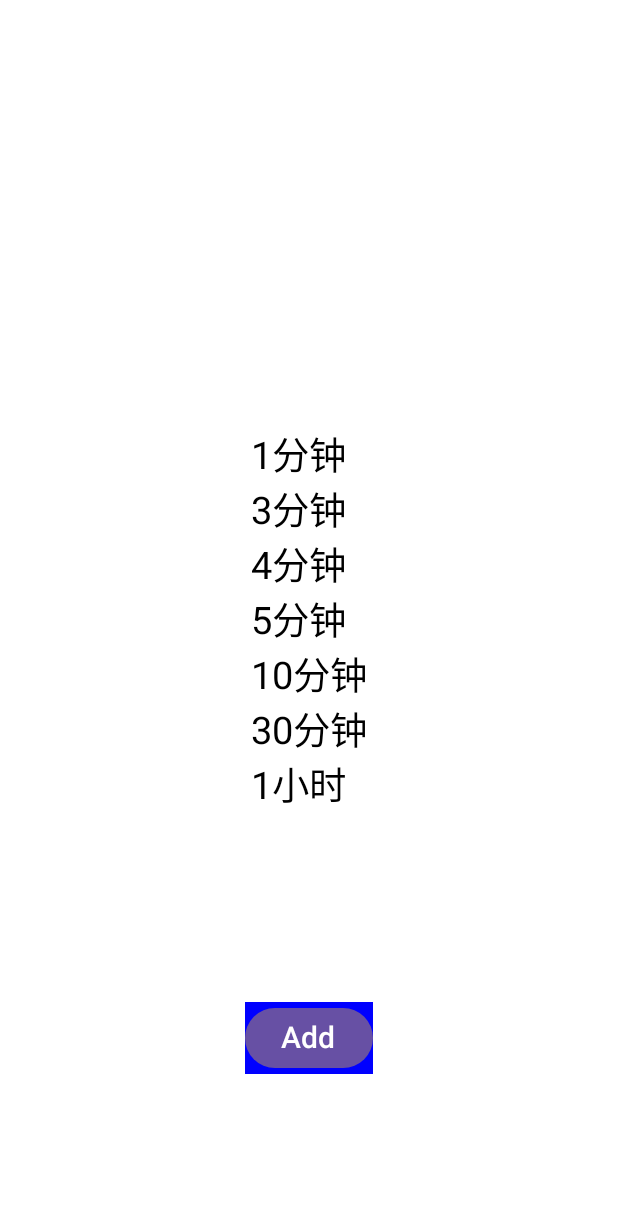
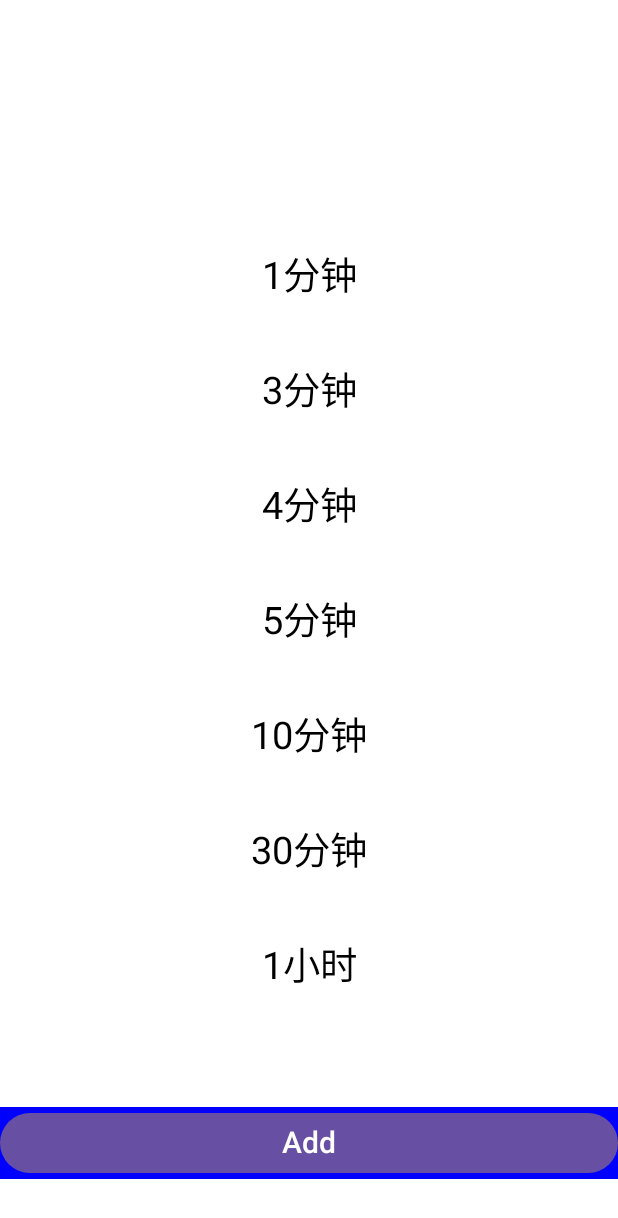
Before and after one commit to peter12757/EasyTimer, an Android app built with Jetpack Compose: the @Preview function TimeAddPagePreview, on a phone screen of 412 x 824 dp. Shown: the top 1218 px of the screen. Run offline under Robolectric (Android 15) with nearby library versions, the phone set to English and light mode, and no system bars; our stand-ins replace constraintlayout-compose.

Commit message:
add time detail

```diff
--- a/android/app/src/main/java/com/eathemeat/easytimer/page/TimeAddPage.kt
+++ b/android/app/src/main/java/com/eathemeat/easytimer/page/TimeAddPage.kt
@@ -3,6 +3,8 @@ package com.eathemeat.easytimer.page
 import android.util.Log
 import androidx.compose.foundation.background
 import androidx.compose.foundation.layout.fillMaxSize
+import androidx.compose.foundation.layout.fillMaxWidth
+import androidx.compose.foundation.layout.padding
 import androidx.compose.foundation.lazy.LazyColumn
 import androidx.compose.foundation.lazy.items
 import androidx.compose.foundation.shape.RoundedCornerShape
@@ -12,6 +14,7 @@ import androidx.compose.runtime.Composable
 import androidx.compose.ui.Modifier
 import androidx.compose.ui.draw.clip
 import androidx.compose.ui.graphics.Color
+import androidx.compose.ui.text.style.TextAlign
 import androidx.compose.ui.tooling.preview.Preview
 import androidx.compose.ui.unit.TextUnit
 import androidx.compose.ui.unit.TextUnitType
@@ -42,7 +45,8 @@ fun TimeAddPage() {
             bottom.linkTo(parent.bottom)
         }) {
             items(defTimeMap.keys.toList()) {
-                Text(text = it, fontSize = TextUnit(25f, TextUnitType.Sp))
+                Text(text = it, modifier = Modifier.fillMaxSize().padding(20.dp)
+                    , fontSize = TextUnit(25f, TextUnitType.Sp), textAlign = TextAlign.Center)
             }
         }
         Button(onClick = {
@@ -56,7 +60,7 @@ fun TimeAddPage() {
             }
             .background(Color.Blue)
             .clip(RoundedCornerShape(10.dp))) {
-            Text(text = "Add", fontSize = TextUnit(20f, TextUnitType.Sp))
+            Text(text = "Add", modifier = Modifier.fillMaxWidth(), fontSize = TextUnit(20f, TextUnitType.Sp), textAlign = TextAlign.Center)
         }
 
     }
```
Also changed, not shown: android/app/src/main/java/com/eathemeat/easytimer/page/TimeDetailPage.kt (added, +15 -0 lines).
